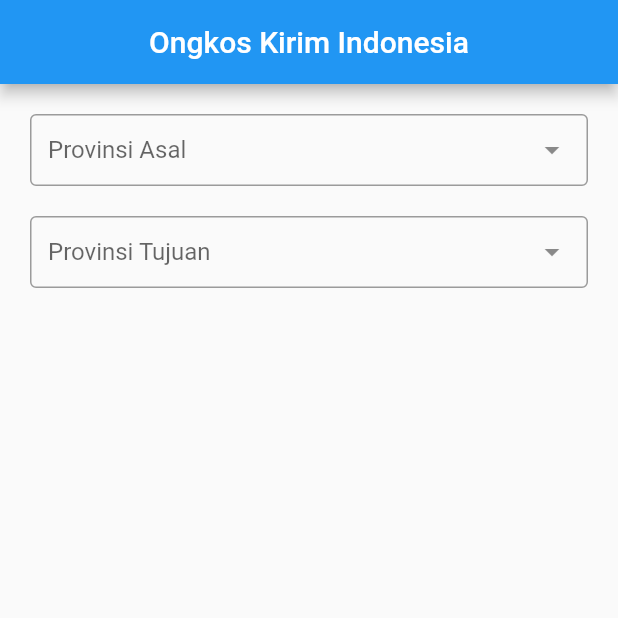
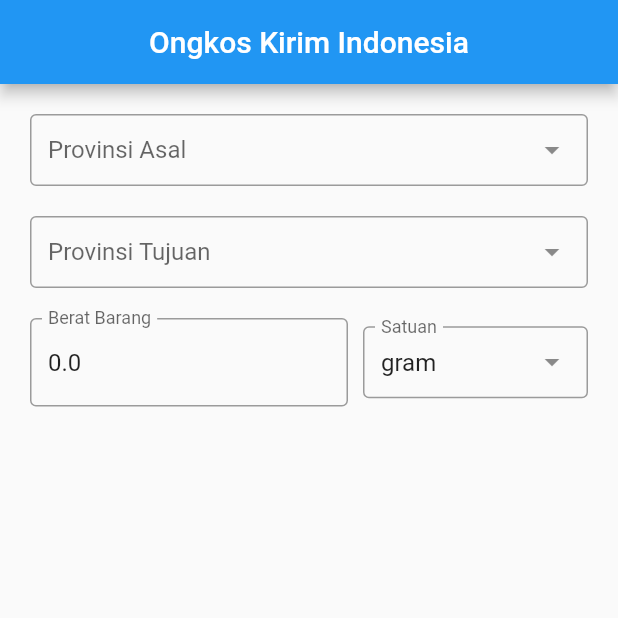
Before and after one commit to nacth/ongkir, a Flutter app: the screen it shows after launch, on a phone screen of 412 x 824 dp, the top half of it. Run offline on Flutter 3.47's test engine with Material 2 defaults, Android fonts, the phone set to English and light mode, and no system bars; drawn by our look-alikes of dropdown_search; our stand-ins replace get.

Commit message:
weight conversion

```diff
--- a/lib/app/modules/home/views/home_view.dart
+++ b/lib/app/modules/home/views/home_view.dart
@@ -3,6 +3,7 @@ import 'package:get/get.dart';
 
 import '../views/widgets/province.dart';
 import '../views/widgets/city.dart';
+import '../views/widgets/weight.dart';
 import '../controllers/home_controller.dart';
 
 class HomeView extends GetView<HomeController> {
@@ -34,6 +35,7 @@ class HomeView extends GetView<HomeController> {
                     type: "destination",
                   ),
           ),
+          WeightWidget(),
         ],
       ),
     );
--- /dev/null
+++ b/lib/app/modules/home/views/widgets/weight.dart
@@ -0,0 +1,61 @@
+import 'package:dropdown_search/dropdown_search.dart';
+import 'package:flutter/material.dart';
+import 'package:get/get.dart';
+
+import '../../controllers/home_controller.dart';
+
+class WeightWidget extends GetView<HomeController> {
+  const WeightWidget({Key? key}) : super(key: key);
+
+  @override
+  Widget build(BuildContext context) {
+    return Row(
+      children: [
+        Expanded(
+          child: TextField(
+            autocorrect: false,
+            controller: controller.weightC,
+            keyboardType: TextInputType.numberWithOptions(decimal: true),
+            decoration: InputDecoration(
+              labelText: "Berat Barang",
+              hintText: "Berat Barang",
+              border: OutlineInputBorder(),
+            ),
+            onChanged: (value) {
+              controller.convertWeight(value);
+            },
+          ),
+        ),
+        SizedBox(width: 10),
+        Container(
+          width: 150,
+          child: DropdownSearch<String>(
+            mode: Mode.BOTTOM_SHEET,
+            showSelectedItem: true,
+            showSearchBox: true,
+            searchBoxDecoration: InputDecoration(
+              hintText: "Cari satuan berat...",
+              border: OutlineInputBorder(),
+            ),
+            items: [
+              "ton",
+              "kwintal",
+              "kilogram",
+              "hektogram",
+              "dekagram",
+              "gram",
+              "desigram",
+              "centigram",
+              "miligram"
+            ],
+            label: "Satuan",
+            onChanged: (value) {
+              controller.convertWeight(value);
+            },
+            selectedItem: "gram",
+          ),
+        ),
+      ],
+    );
+  }
+}
```
Also changed, not shown: lib/app/modules/home/controllers/home_controller.dart (+94 -0 lines).
